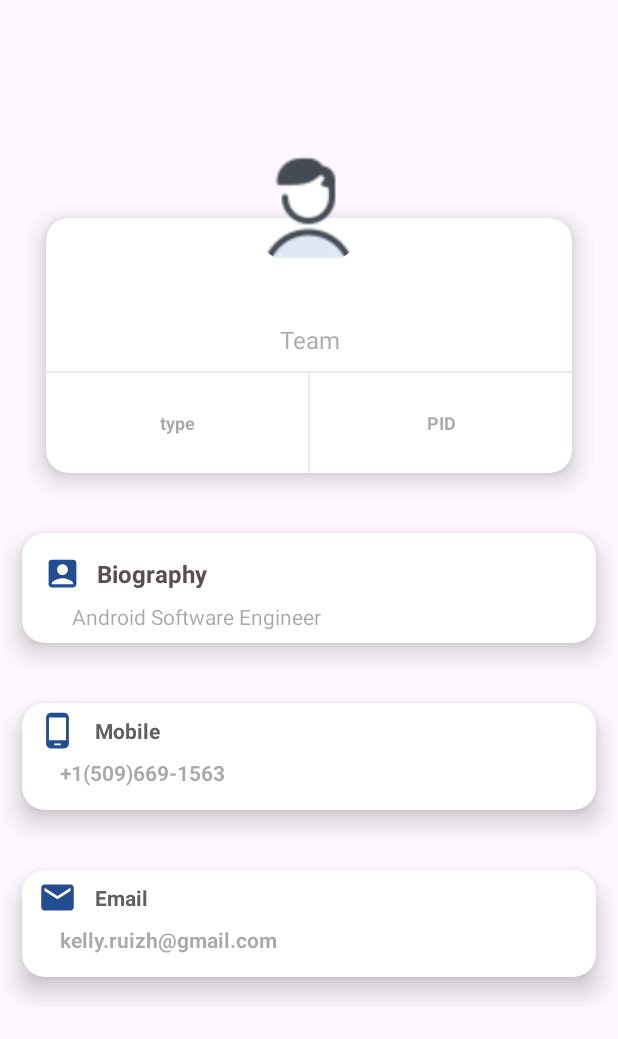
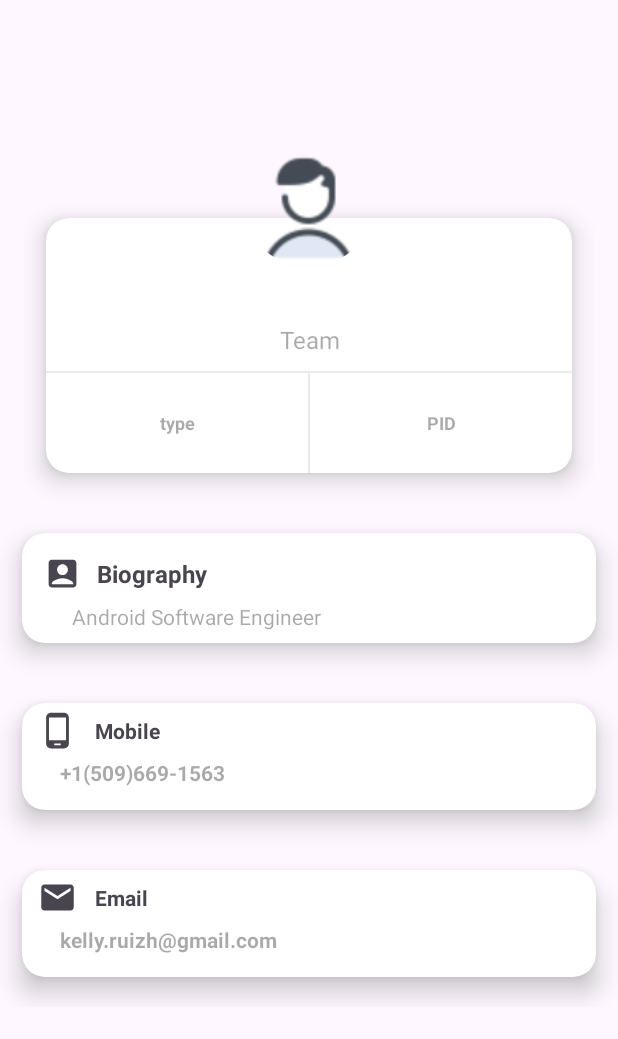
Before and after one commit to KellyRuizTest/EmployeeSquare, an Android app: the EmployeeInfoActivity screen opened directly, with no data from a screen before it, on a phone screen of 412 x 824 dp. Shown: the top 1039 px of the screen. Run offline under Robolectric (Android 15) with nearby library versions, the phone set to English and light mode, and no system bars; our stand-ins replace CircleImageView, Picasso; pictures from the network do not load; 6 statements that could not run were skipped.

Commit message:
Dark mode refine

```diff
--- a/app/src/main/java/com/loder/employeesquare/MainActivity.kt
+++ b/app/src/main/java/com/loder/employeesquare/MainActivity.kt
@@ -1,6 +1,7 @@
 package com.loder.employeesquare
 
 import android.os.Bundle
+import android.util.Log
 import android.widget.Toast
 import androidx.activity.viewModels
 import androidx.appcompat.app.AppCompatActivity
@@ -45,7 +46,7 @@ class MainActivity : AppCompatActivity() {
                         Toast.makeText(this@MainActivity, event.error, Toast.LENGTH_LONG).show()
                     }
                     is EmployeeViewModel.EmployeeStatus.Loading -> {
-                        Toast.makeText(this@MainActivity, "Loading", Toast.LENGTH_SHORT).show()
+                        Log.e("MainActiviy", "Loading")
                     }
                     else -> Unit
                 }
--- a/app/src/main/java/com/loder/employeesquare/data/model/EmployeeModel.kt
+++ b/app/src/main/java/com/loder/employeesquare/data/model/EmployeeModel.kt
@@ -1,9 +1,8 @@
 package com.loder.employeesquare.data.model
-
 
 import com.google.gson.annotations.SerializedName
 
 data class EmployeeModel(
     @SerializedName("employees")
-    val employees: List<Employee>
+    val employees: List<Employee>,
 )
--- a/app/src/main/java/com/loder/employeesquare/data/remote/Repository.kt
+++ b/app/src/main/java/com/loder/employeesquare/data/remote/Repository.kt
@@ -1,7 +1,6 @@
 package com.loder.employeesquare.data.remote
 
 import com.loder.employeesquare.data.model.EmployeeModel
-import com.loder.employeesquare.util.Constants
 import com.loder.employeesquare.util.Resource
 import java.lang.Exception
 import javax.inject.Inject
--- a/app/src/main/res/drawable/ic_email.xml
+++ b/app/src/main/res/drawable/ic_email.xml
@@ -1,5 +1,5 @@
-<vector android:height="24dp" android:tint="#234D91"
+<vector android:height="24dp"
     android:viewportHeight="24" android:viewportWidth="24"
     android:width="24dp" xmlns:android="http://schemas.android.com/apk/res/android">
-    <path android:fillColor="@android:color/white" android:pathData="M20,4L4,4c-1.1,0 -1.99,0.9 -1.99,2L2,18c0,1.1 0.9,2 2,2h16c1.1,0 2,-0.9 2,-2L22,6c0,-1.1 -0.9,-2 -2,-2zM20,8l-8,5 -8,-5L4,6l8,5 8,-5v2z"/>
+    <path android:fillColor="?attr/colorControlNormal" android:pathData="M20,4L4,4c-1.1,0 -1.99,0.9 -1.99,2L2,18c0,1.1 0.9,2 2,2h16c1.1,0 2,-0.9 2,-2L22,6c0,-1.1 -0.9,-2 -2,-2zM20,8l-8,5 -8,-5L4,6l8,5 8,-5v2z"/>
 </vector>
--- a/app/src/main/res/drawable/ic_phone.xml
+++ b/app/src/main/res/drawable/ic_phone.xml
@@ -1,5 +1,6 @@
-<vector android:height="24dp" android:tint="#234D91"
+<vector android:height="24dp"
     android:viewportHeight="24" android:viewportWidth="24"
     android:width="24dp" xmlns:android="http://schemas.android.com/apk/res/android">
-    <path android:fillColor="@android:color/white" android:pathData="M16,1L8,1C6.34,1 5,2.34 5,4v16c0,1.66 1.34,3 3,3h8c1.66,0 3,-1.34 3,-3L19,4c0,-1.66 -1.34,-3 -3,-3zM14,21h-4v-1h4v1zM17.25,18L6.75,18L6.75,4h10.5v14z"/>
+    <path android:fillColor="?attr/colorControlNormal"
+        android:pathData="M16,1L8,1C6.34,1 5,2.34 5,4v16c0,1.66 1.34,3 3,3h8c1.66,0 3,-1.34 3,-3L19,4c0,-1.66 -1.34,-3 -3,-3zM14,21h-4v-1h4v1zM17.25,18L6.75,18L6.75,4h10.5v14z"/>
 </vector>
--- a/app/src/main/res/drawable/ic_profile.xml
+++ b/app/src/main/res/drawable/ic_profile.xml
@@ -1,5 +1,5 @@
-<vector android:height="24dp" android:tint="#234D91"
+<vector android:height="24dp"
     android:viewportHeight="24" android:viewportWidth="24"
     android:width="24dp" xmlns:android="http://schemas.android.com/apk/res/android">
-    <path android:fillColor="@android:color/white" android:pathData="M19,3H5C3.9,3 3,3.9 3,5v14c0,1.1 0.9,2 2,2h14c1.1,0 2,-0.9 2,-2V5C21,3.9 20.1,3 19,3zM12,6c1.93,0 3.5,1.57 3.5,3.5c0,1.93 -1.57,3.5 -3.5,3.5s-3.5,-1.57 -3.5,-3.5C8.5,7.57 10.07,6 12,6zM19,19H5v-0.23c0,-0.62 0.28,-1.2 0.76,-1.58C7.47,15.82 9.64,15 12,15s4.53,0.82 6.24,2.19c0.48,0.38 0.76,0.97 0.76,1.58V19z"/>
+    <path android:fillColor="?attr/colorControlNormal" android:pathData="M19,3H5C3.9,3 3,3.9 3,5v14c0,1.1 0.9,2 2,2h14c1.1,0 2,-0.9 2,-2V5C21,3.9 20.1,3 19,3zM12,6c1.93,0 3.5,1.57 3.5,3.5c0,1.93 -1.57,3.5 -3.5,3.5s-3.5,-1.57 -3.5,-3.5C8.5,7.57 10.07,6 12,6zM19,19H5v-0.23c0,-0.62 0.28,-1.2 0.76,-1.58C7.47,15.82 9.64,15 12,15s4.53,0.82 6.24,2.19c0.48,0.38 0.76,0.97 0.76,1.58V19z"/>
 </vector>
--- a/app/src/main/res/drawable/ic_shopping.xml
+++ b/app/src/main/res/drawable/ic_shopping.xml
@@ -1,4 +1,4 @@
-<vector android:height="24dp" android:tint="#FFF7F5"
+<vector android:height="24dp"
     android:viewportHeight="24" android:viewportWidth="24"
     android:width="24dp" xmlns:android="http://schemas.android.com/apk/res/android">
     <path android:fillColor="@android:color/white" android:pathData="M15.55,13c0.75,0 1.41,-0.41 1.75,-1.03l3.58,-6.49c0.37,-0.66 -0.11,-1.48 -0.87,-1.48L5.21,4l-0.94,-2L1,2v2h2l3.6,7.59 -1.35,2.44C4.52,15.37 5.48,17 7,17h12v-2L7,15l1.1,-2h7.45zM6.16,6h12.15l-2.76,5L8.53,11L6.16,6zM7,18c-1.1,0 -1.99,0.9 -1.99,2S5.9,22 7,22s2,-0.9 2,-2 -0.9,-2 -2,-2zM17,18c-1.1,0 -1.99,0.9 -1.99,2s0.89,2 1.99,2 2,-0.9 2,-2 -0.9,-2 -2,-2z"/>
--- a/app/src/main/res/layout/activity_employee_info.xml
+++ b/app/src/main/res/layout/activity_employee_info.xml
@@ -22,7 +22,6 @@
                 android:layout_width="match_parent"
                 android:layout_height="wrap_content"
                 android:layout_marginStart="15dp"
-                android:textColor="@color/black"
                 android:textSize="30sp"
                 android:textStyle="normal" />
 
@@ -31,7 +30,6 @@
                 android:layout_width="match_parent"
                 android:layout_height="wrap_content"
                 android:layout_marginStart="15dp"
-                android:textColor="@color/black"
                 android:textSize="33sp"
                 android:textStyle="bold" />
 
--- a/app/src/main/res/layout/item_bio.xml
+++ b/app/src/main/res/layout/item_bio.xml
@@ -38,7 +38,6 @@
                     android:layout_height="wrap_content"
                     android:layout_margin="5dp"
                     android:text="Biography"
-                    android:textColor="#F8554A4A"
                     android:textSize="16sp"
                     android:textStyle="bold|normal" />
 
@@ -64,7 +63,6 @@
                     android:layout_marginStart="25dp"
                     android:hint="Android Software Engineer"
                     android:textAlignment="textStart"
-                    android:textColor="#ED5E5E5E"
                     android:textSize="14sp"
                     android:textStyle="normal"
                     card_view:ignore="RtlCompat" />
--- a/app/src/main/res/layout/item_email.xml
+++ b/app/src/main/res/layout/item_email.xml
@@ -33,7 +33,6 @@
                 android:layout_gravity="center"
                 android:layout_marginStart="10dp"
                 android:text="Email"
-                android:textColor="#605E5E"
                 android:textSize="14sp"
                 android:textStyle="bold" />
 
@@ -47,7 +46,6 @@
             android:layout_marginStart="25dp"
             android:layout_marginBottom="15dp"
             android:hint="kelly.ruizh@gmail.com"
-            android:textColor="#ED5E5E5E"
             android:textSize="14sp"
             android:textStyle="bold" />
 
--- a/app/src/main/res/layout/item_image.xml
+++ b/app/src/main/res/layout/item_image.xml
@@ -34,7 +34,6 @@
                     android:layout_marginTop="15dp"
                     android:gravity="center"
                     android:text="John Doe"
-                    android:textColor="@color/black"
                     android:textSize="22sp"
                     android:textStyle="bold" />
 
@@ -46,7 +45,6 @@
                     android:layout_marginBottom="10dp"
                     android:gravity="center"
                     android:hint="Team"
-                    android:textColor="#5C5A5A"
                     android:textSize="16sp"
                     android:textStyle="normal" />
 
@@ -69,7 +67,6 @@
                         android:layout_weight="1"
                         android:gravity="center"
                         android:hint="type"
-                        android:textColor="@color/black"
                         android:textSize="12sp"
                         android:textStyle="bold" />
 
@@ -85,7 +82,6 @@
                         android:layout_weight="1"
                         android:gravity="center"
                         android:hint="PID"
-                        android:textColor="#636262"
                         android:textSize="12sp"
                         android:textStyle="bold" />
 
--- a/app/src/main/res/layout/item_phone.xml
+++ b/app/src/main/res/layout/item_phone.xml
@@ -33,7 +33,6 @@
                 android:layout_gravity="center"
                 android:layout_marginStart="10dp"
                 android:text="Mobile"
-                android:textColor="#605E5E"
                 android:textSize="14sp"
                 android:textStyle="bold" />
 
@@ -47,7 +46,6 @@
             android:layout_marginStart="25dp"
             android:layout_marginBottom="15dp"
             android:hint="+1(509)669-1563"
-            android:textColor="#ED5E5E5E"
             android:textSize="14sp"
             android:textStyle="bold" />
 
--- a/app/src/main/res/values-night/themes.xml
+++ b/app/src/main/res/values-night/themes.xml
@@ -4,4 +4,7 @@
         <!-- Customize your dark theme here. -->
         <!-- <item name="colorPrimary">@color/my_dark_primary</item> -->
     </style>
+    <style name="icon" parent="Theme.Material3.DayNight.NoActionBar">
+        <item name="android:hint">@color/grey</item>
+    </style>
 </resources>
--- a/app/src/main/res/values/colors.xml
+++ b/app/src/main/res/values/colors.xml
@@ -2,4 +2,6 @@
 <resources>
     <color name="black">#FF000000</color>
     <color name="white">#FFFFFFFF</color>
+    <color name="iconDayNight">#234D91</color>
+    <color name="grey">#aaa</color>
 </resources>
--- a/app/src/main/res/values/themes.xml
+++ b/app/src/main/res/values/themes.xml
@@ -6,4 +6,7 @@
     </style>
 
     <style name="Theme.EmployeeSquare" parent="Base.Theme.EmployeeSquare" />
+    <style name="icon" parent="Theme.Material3.DayNight.NoActionBar">
+        <item name="android:hint">@color/iconDayNight</item>
+    </style>
 </resources>
```
